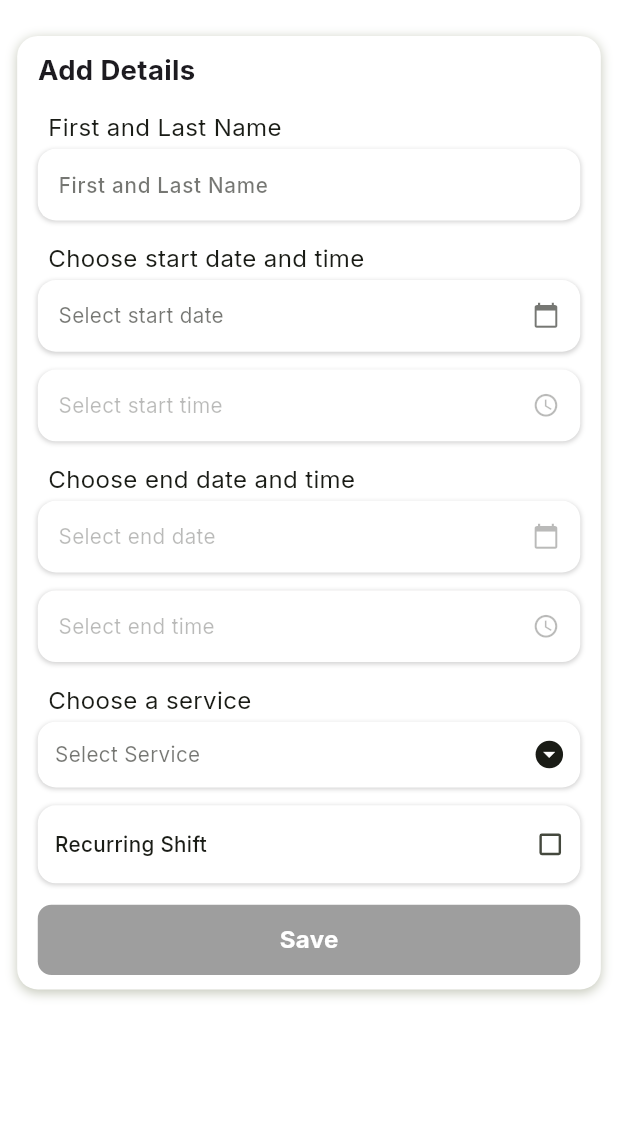
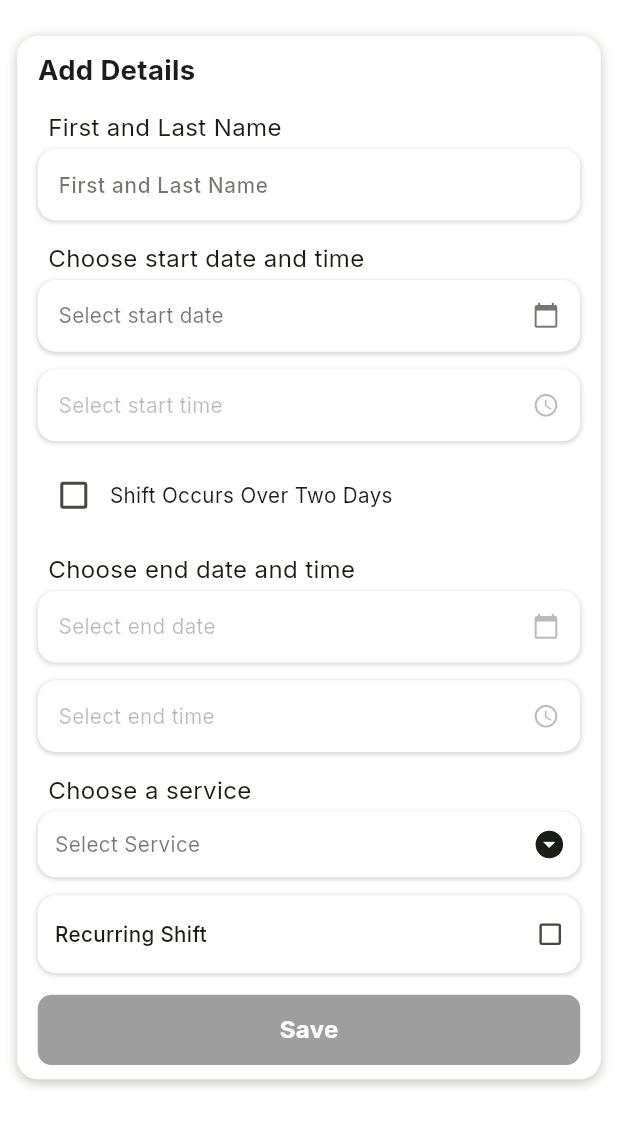
Before and after one commit to MOSTechGlobal/mos_checkin, a Flutter app: the HomeView screen opened by its route, after a tap on "Request Shift", on a phone screen of 412 x 824 dp, the part 108-1236 px from its top. Run offline on Flutter 3.47's test engine with Material 3 defaults, Android fonts, the phone set to English and light mode, and no system bars; our stand-ins replace bloc, firebase_auth, firebase_core, firebase_messaging, flutter_advanced_drawer, flutter_bloc and 12 more; missing offline and left inert: alarm, new_version_plus, s3_storage; accounts and stored records are empty; network calls fail.

Commit message:
date time validation revamped

```diff
--- a/lib/views/shifts_view/make_shift_request_view/controller/make_shift_request_controller.dart
+++ b/lib/views/shifts_view/make_shift_request_view/controller/make_shift_request_controller.dart
@@ -42,7 +42,7 @@ class MakeShiftRequestController extends GetxController {
   var selectedEndDate = Rxn<DateTime>();
   var selectedService = ''.obs;
   var selectedRecurringShiftType = 'days'.obs;
-
+  var twoDaysShift = false.obs;
   var isRecurringShift = false.obs;
   var isDayBasedRecurrence = true.obs;
   var clientCaseManagers = {}.obs;
--- a/lib/views/shifts_view/make_shift_request_view/make_shift_request_view.dart
+++ b/lib/views/shifts_view/make_shift_request_view/make_shift_request_view.dart
@@ -12,7 +12,6 @@ import '../../../utils/common_widgets/common_date_picker.dart';
 import '../../../utils/common_widgets/common_dropdown.dart';
 import '../../../utils/common_widgets/common_textfield.dart';
 import '../../../utils/common_widgets/common_time_picker.dart';
-import '../../../utils/prefs.dart';
 import 'controller/make_shift_request_controller.dart';
 
 class MakeShiftRequestView extends GetView<MakeShiftRequestController> {
@@ -48,6 +47,9 @@ class MakeShiftRequestView extends GetView<MakeShiftRequestController> {
                 DateFormat('dd-MM-yyyy').format(pickedDate);
             controller.endDateController.value =
                 DateFormat('dd-MM-yyyy').format(pickedDate);
+            if (!controller.twoDaysShift.value) {
+              controller.selectedEndDate.value = pickedDate;
+            }
           },
           hintText: 'Select start date',
           label: 'Choose start date and time',
@@ -71,30 +73,65 @@ class MakeShiftRequestView extends GetView<MakeShiftRequestController> {
           },
         ),
         SizedBox(height: 10.h),
+        Row(
+          children: [
+            Obx(
+              () => Checkbox(
+                  value: controller.twoDaysShift.value,
+                  onChanged: (value) {
+                    controller.twoDaysShift.value = value!;
+                  }),
+            ),
+            Text(
+              'Shift Occurs Over Two Days',
+              style: TextStyle(fontSize: 12.sp),
+            )
+          ],
+        ),
+        SizedBox(height: 10.h),
         CommonDatePicker(
-          initialDate: controller.selectedEndDate.value,
+          key: ValueKey(controller.twoDaysShift.value
+              ? controller.selectedEndDate.value
+              : controller.selectedStartDate.value),
+
+          initialDate: controller.twoDaysShift.value
+              ? controller.selectedEndDate.value
+              : controller.selectedStartDate.value,
+
+
           onDateChanged: (pickedDate) {
-            if (pickedDate.isAfter(controller.selectedStartDate.value!)) {
+            if (!controller.twoDaysShift.value) {
+              controller.selectedEndDate.value = controller.selectedStartDate.value;
+              return;
+            }
+
+            final startDate = controller.selectedStartDate.value!;
+            final maxDate = startDate.add(Duration(days: 1));
+
+            if (pickedDate.isAfter(startDate) && !pickedDate.isAfter(maxDate)) {
               controller.selectedEndDate.value = pickedDate;
               controller.endDateController.value =
                   DateFormat('dd-MM-yyyy').format(pickedDate);
             } else {
               Get.snackbar(
                 'Invalid Date',
-                'End date must be after start date',
+                'End date must be within 2 days after start date',
                 colorText: colorScheme.onPrimary,
                 backgroundColor: colorScheme.error,
               );
             }
           },
+
           hintText: 'Select end date',
           label: 'Choose end date and time',
-          enabled: controller.selectedStartDate.value != null &&
+
+          enabled: controller.twoDaysShift.value &&
+              controller.selectedStartDate.value != null &&
               controller.startTimeController.value.isNotEmpty,
+
           onTapWhenDisabled: () {
-            print(
-                'Debug: selectedStartDate: ${controller.selectedStartDate.value}, '
-                    'startTimeController: "${controller.startTimeController.value}"');
+            if (!controller.twoDaysShift.value) {
+            } else {
               Get.snackbar(
                 'Attention',
                 controller.selectedStartDate.value == null &&
@@ -106,12 +143,23 @@ class MakeShiftRequestView extends GetView<MakeShiftRequestController> {
                 colorText: colorScheme.onPrimary,
                 backgroundColor: colorScheme.error,
               );
+            }
           },
         ),
         SizedBox(height: 10.h),
         CommonTimePicker(
+          key: ValueKey(controller.startTimeController.value),
           associatedDate: controller.selectedEndDate.value,
+          initialTime: controller.startTimeController.value.isNotEmpty
+              ? DateFormat('hh:mm aa')
+                  .parse(controller.startTimeController.value)
+                  .add(Duration(hours: 1))
+              : null,
           onTimeChanged: (pickedTime) {
+            if (!controller.twoDaysShift.value) {
+                controller.endTimeController.value = controller.startTimeController.value;
+              return;
+            }
             final now = DateTime.now();
             final selectedDateTime = DateTime(now.year, now.month, now.day,
                 pickedTime.hour, pickedTime.minute);
@@ -159,6 +207,10 @@ class MakeShiftRequestView extends GetView<MakeShiftRequestController> {
                   controller.endTimeController.value.isNotEmpty)
               ? () => _showServicePicker(context)
               : () {
+                  log(controller.selectedStartDate.value.toString());
+                  log(controller.selectedEndDate.value.toString());
+                  log(controller.startTimeController.value.toString());
+                  log(controller.endTimeController.value.toString());
                   Get.snackbar(
                     'Attention',
                     controller.selectedStartDate.value == null
@@ -258,8 +310,10 @@ class MakeShiftRequestView extends GetView<MakeShiftRequestController> {
                       (service) =>
                           service['Service_Code'] ==
                           controller.selectedService.value,
-            orElse: () =>
-            {'Service_Code': '', 'Description': 'Service not found'},
+                      orElse: () => {
+                        'Service_Code': '',
+                        'Description': 'Service not found'
+                      },
                     ),
                   }
                 : {},
```
Also changed, not shown: lib/utils/common_widgets/common_date_picker.dart (+14 -3 lines), lib/utils/common_widgets/common_time_picker.dart (+8 -1 lines). Lines whose indentation alone changed are shown as unchanged.
